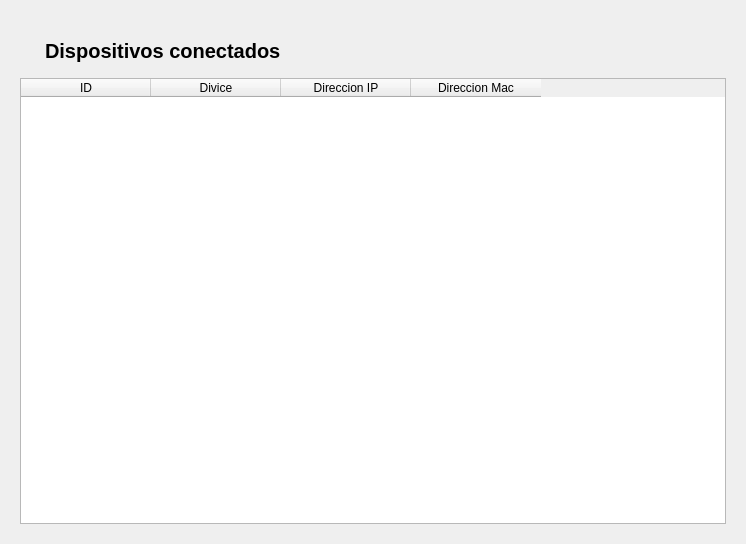
Old version of the form GUI/Interface/VentanaPrin2.ui in the repository Skop-22/ControlAnchoBanda-Pyside6.
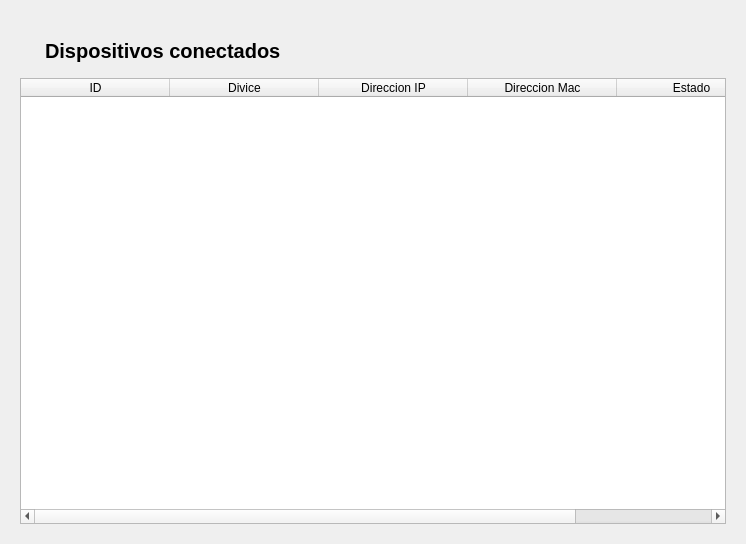
New version of the form. Custom widgets are drawn as their Qt base class.

Commit message:
Creación de la latabla de las direcciones IP Cambios a ser confirmados:
    Configuración de la tableWidget para visualizar los componentes
	modificados:     FunWin/VentanaCasa.py

    Configuración de la ventana
	modificados:     GUI/Interface/VentanaPrin2.ui
	modificados:     GUI/ui_VentanaPrin2.py

Patch:
```diff
--- a/GUI/Interface/VentanaPrin2.ui
+++ b/GUI/Interface/VentanaPrin2.ui
@@ -76,8 +76,11 @@
         <attribute name="horizontalHeaderCascadingSectionResizes">
          <bool>false</bool>
         </attribute>
+        <attribute name="horizontalHeaderMinimumSectionSize">
+         <number>43</number>
+        </attribute>
         <attribute name="horizontalHeaderDefaultSectionSize">
-         <number>130</number>
+         <number>149</number>
         </attribute>
         <attribute name="horizontalHeaderShowSortIndicator" stdset="0">
          <bool>false</bool>
@@ -111,6 +114,11 @@
           <string>Direccion Mac</string>
          </property>
         </column>
+        <column>
+         <property name="text">
+          <string>Estado</string>
+         </property>
+        </column>
        </widget>
       </item>
      </layout>
```
The commit also changes 2 other files.
